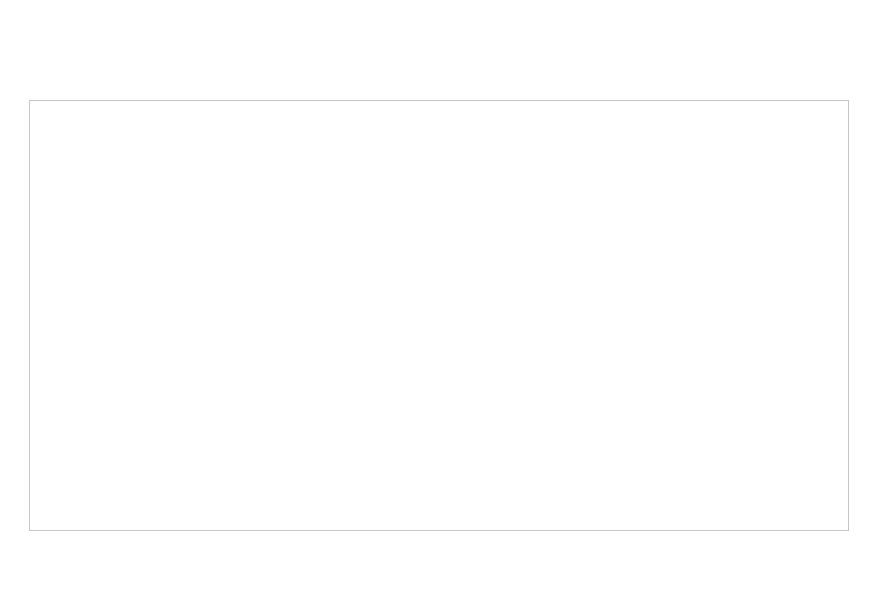
Before: the Qt Designer form Telas/ver_todos.ui in lucasousa/Projeto-Loca-Facil, drawn with Qt 5.
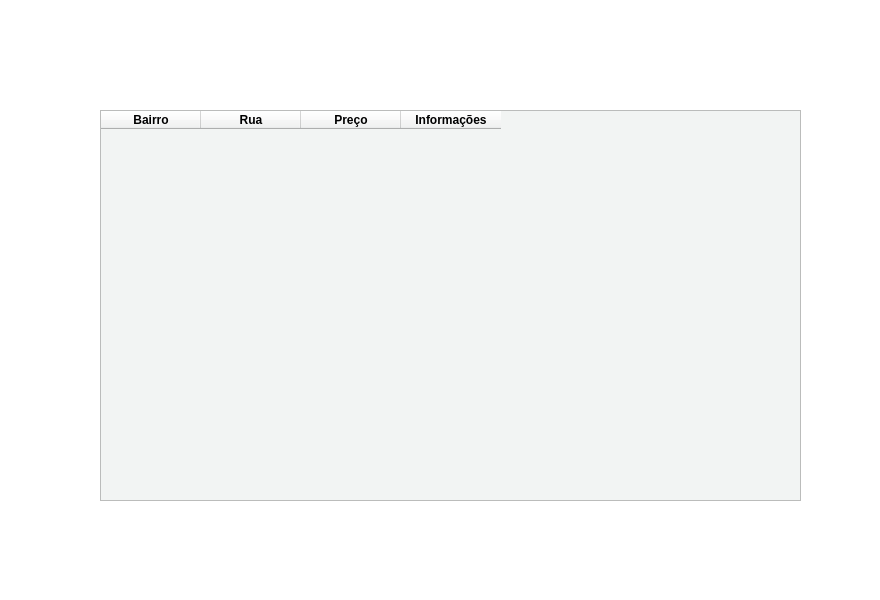
After: the same form once the commit is applied. Icons and pictures are not drawn.

What changed in the file:
```diff
--- a/Telas/ver_todos.ui
+++ b/Telas/ver_todos.ui
@@ -17,16 +17,6 @@
    <string notr="true">background-color: rgb(255, 255, 255);</string>
   </property>
   <widget class="QWidget" name="centralwidget">
-   <widget class="QTableWidget" name="tableWidget">
-    <property name="geometry">
-     <rect>
-      <x>29</x>
-      <y>100</y>
-      <width>820</width>
-      <height>431</height>
-     </rect>
-    </property>
-   </widget>
    <widget class="QToolButton" name="toolButton">
     <property name="geometry">
      <rect>
@@ -54,6 +44,44 @@
      </size>
     </property>
    </widget>
+   <widget class="QTableWidget" name="tableWidget_2">
+    <property name="geometry">
+     <rect>
+      <x>100</x>
+      <y>110</y>
+      <width>701</width>
+      <height>391</height>
+     </rect>
+    </property>
+    <property name="styleSheet">
+     <string notr="true">background-color: #F2F4F3;
+font: 75 10pt &quot;Arial&quot;;
+font-weight:bold;</string>
+    </property>
+    <property name="gridStyle">
+     <enum>Qt::DashDotDotLine</enum>
+    </property>
+    <column>
+     <property name="text">
+      <string>Bairro</string>
+     </property>
+    </column>
+    <column>
+     <property name="text">
+      <string>Rua</string>
+     </property>
+    </column>
+    <column>
+     <property name="text">
+      <string>Preço</string>
+     </property>
+    </column>
+    <column>
+     <property name="text">
+      <string>Informações</string>
+     </property>
+    </column>
+   </widget>
   </widget>
   <widget class="QStatusBar" name="statusbar"/>
  </widget>
```
